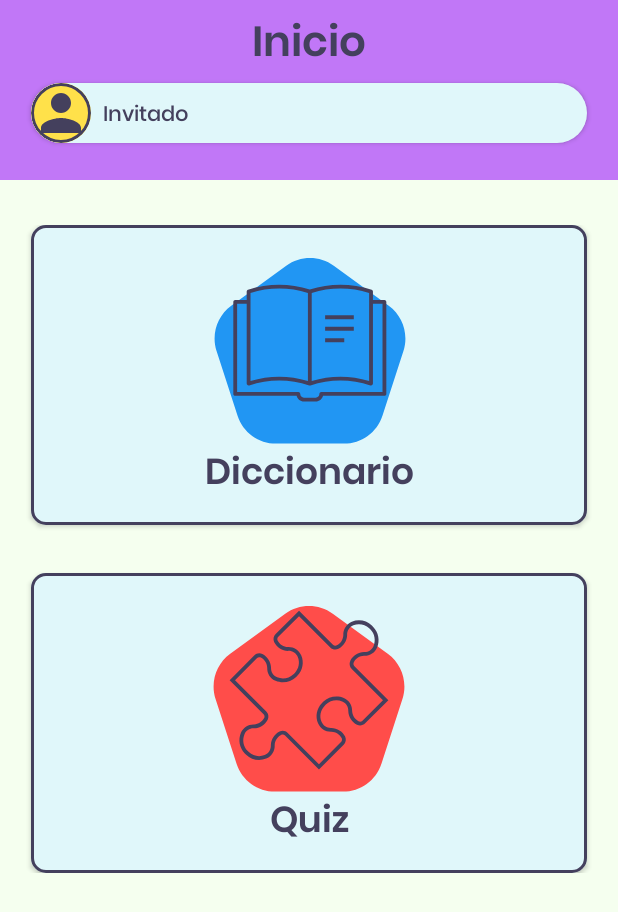
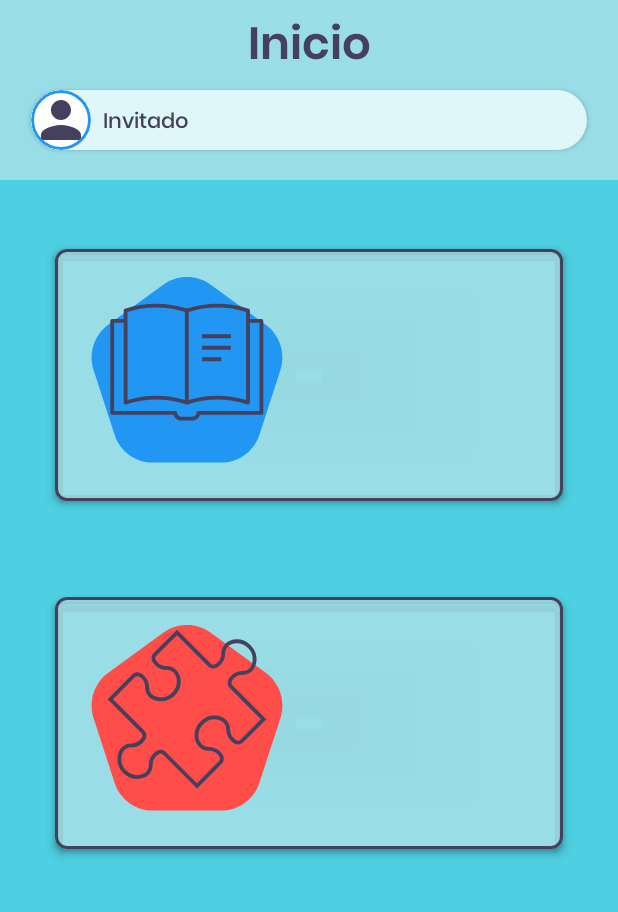
Before and after one commit to mariandev520/Signaaa, an Android app built with Jetpack Compose: the InicioUI screen opened through its navigation route, on a phone screen of 412 x 824 dp. Shown: the top 912 px of the screen. Run offline under Robolectric (Android 15) with nearby library versions, the phone set to English and light mode, and no system bars; libraries missing offline, so code that uses them is left out: ru.gildor.coroutines.

Commit message:
Cambios colores

```diff
--- a/app/src/main/java/com/xilonet/signa/view/Inicio.kt
+++ b/app/src/main/java/com/xilonet/signa/view/Inicio.kt
@@ -1,6 +1,9 @@
 package com.xilonet.signa.view
 
 import android.util.Log
+import androidx.compose.animation.core.Spring
+import androidx.compose.animation.core.animateFloatAsState
+import androidx.compose.animation.core.spring
 import androidx.compose.foundation.BorderStroke
 import androidx.compose.foundation.background
 import androidx.compose.foundation.layout.*
@@ -15,6 +18,7 @@ import androidx.compose.ui.res.stringResource
 import androidx.compose.material.Button
 import androidx.compose.foundation.Image
 import androidx.compose.foundation.border
+import androidx.compose.foundation.clickable
 import androidx.compose.foundation.lazy.LazyColumn
 import androidx.compose.foundation.shape.CircleShape
 import androidx.compose.material.MaterialTheme
@@ -25,6 +29,9 @@ import androidx.compose.material.Text
 import androidx.compose.runtime.getValue
 import androidx.compose.runtime.mutableStateOf
 import androidx.compose.runtime.remember
+import androidx.compose.runtime.setValue
+import androidx.compose.ui.draw.scale
+import androidx.compose.ui.draw.shadow
 import androidx.compose.ui.graphics.Color
 import androidx.compose.ui.graphics.ColorFilter
 import androidx.compose.ui.layout.ContentScale
@@ -37,6 +44,9 @@ import com.xilonet.signa.controller.Screen
 import com.xilonet.signa.model.HTTPUserManager
 import com.xilonet.signa.model.UserInfo
 import com.xilonet.signa.view.theme.*
+import kotlinx.coroutines.GlobalScope
+import kotlinx.coroutines.delay
+import kotlinx.coroutines.launch
 
 @Composable
 fun InicioUI(navController: NavController){
@@ -80,7 +90,7 @@ private fun FullHeader(userInfo: UserInfo?){
             .background(SignaGreen)
     ) {
         HeaderTitle(stringResource(R.string.inicio))
-        Spacer(Modifier.height(8.dp))
+        Spacer(Modifier.height(10.dp))
         val fullUserName = if(userInfo != null) {
                                 userInfo.firstName + " " + userInfo.lastName
                             } else {
@@ -112,7 +122,7 @@ private fun UserInfoBanner(
             modifier = Modifier
                 .size(40.dp)
                 .clip(CircleShape)
-                .border(2.dp, SignaDark, CircleShape),
+                .border(2.dp, SignaYellow, CircleShape),
             alignment = Alignment.CenterStart
         )
         Spacer(Modifier.width(8.dp))
@@ -126,26 +136,61 @@ private fun UserInfoBanner(
 }
 
 @Composable
-private fun InicioButton(text: String,
-                 graphicBgColor: Color,
-                 icon: Painter,
-                 onClick: () -> Unit
-){
+private fun InicioButton(
+    text: String,
+    graphicBgColor: Color,
+    icon: Painter,
+    onClick: () -> Unit
+) {
+    var isPressed by remember { mutableStateOf(false) }
+
+    val scale by animateFloatAsState(
+        targetValue = if (isPressed) 0.9f else 1f,
+        animationSpec = spring(stiffness = Spring.StiffnessLow)
+    )
+
     Button(
-        onClick = onClick,
+        onClick = {
+            onClick()
+            isPressed = true
+            // Restaurar el estado después de un breve retraso para la animación de pulsación.
+            GlobalScope.launch {
+                delay(100)
+                isPressed = false
+            }
+        },
         modifier = Modifier
             .fillMaxWidth()
-            .height(200.dp),
-        colors = ButtonDefaults.buttonColors(backgroundColor = SignaLight),
-        shape = RoundedCornerShape(10.dp),
+            .height(200.dp)
+            .padding(16.dp)
+            .shadow(4.dp, RoundedCornerShape(8.dp), clip = false),
+        shape = RoundedCornerShape(8.dp),
         border = BorderStroke(2.dp, SignaDark),
+        colors = ButtonDefaults.buttonColors(
+            backgroundColor = if (isPressed) SignaBackground else SignaGreen,
+            contentColor = Color.White
+        )
     ) {
-        Column(horizontalAlignment = Alignment.CenterHorizontally) {
+        Column(
+            modifier = Modifier
+                .fillMaxSize()
+                .padding(8.dp)
+                .clickable { onClick() }
+                .scale(scale) // Aplicar la animación de escala
+                .align(Alignment.CenterVertically)
+        ) {
             BackgroundGraphicWithLogo(icon = icon, bgColor = graphicBgColor)
-            Text(text = text, style = MaterialTheme.typography.body1, fontSize = 24.sp)
+            Spacer(modifier = Modifier.height(8.dp))
+            Text(
+                text = text,
+                style = MaterialTheme.typography.h5,
+                textAlign = TextAlign.Center,
+                modifier = Modifier.fillMaxWidth()
+            )
         }
     }
 }
+
 
 @Composable
 private fun BackgroundGraphicWithLogo(size: Dp = 128.dp,
--- a/app/src/main/java/com/xilonet/signa/view/Login.kt
+++ b/app/src/main/java/com/xilonet/signa/view/Login.kt
@@ -1,8 +1,8 @@
 package com.xilonet.signa.view
 
-import android.graphics.LinearGradient
+
 import androidx.compose.foundation.BorderStroke
-import androidx.compose.foundation.Image
+
 import androidx.compose.foundation.background
 
 import androidx.compose.foundation.border
@@ -39,6 +39,7 @@ import com.xilonet.signa.view.theme.SignaGreen
 
 import com.xilonet.signa.view.theme.SignaLight
 import com.xilonet.signa.view.theme.SignaRed
+import com.xilonet.signa.view.theme.SignaYellow
 
 import kotlinx.coroutines.CoroutineScope
 import kotlinx.coroutines.Dispatchers
@@ -47,7 +48,7 @@ import kotlinx.coroutines.launch
 @Composable
 fun LoginUI(navController: NavController) {
     val gradientColors = listOf(
-        SignaDarkaa,
+        SignaYellow,
         Color.Transparent // Cambia esto al color de fondo que desees
     )
 
@@ -67,7 +68,7 @@ fun LoginUI(navController: NavController) {
             horizontalAlignment = Alignment.CenterHorizontally
         ) {
             Spacer(Modifier.fillMaxHeight(0.18f))
-            AppNameBanner()
+
             Spacer(modifier = Modifier.weight(1f))
             LoginFieldsAndButton() { navController.navigate(Screen.Inicio.route) }
             Spacer(Modifier.fillMaxHeight(0.3f))
@@ -78,18 +79,6 @@ fun LoginUI(navController: NavController) {
 
 
 
-@Composable
-private fun AppNameBanner(){
-
-
-    Image(
-        painter = painterResource(R.drawable.login_screen_logo),
-        contentDescription = stringResource(R.string.login_screen_logo),
-        colorFilter = ColorFilter.tint(color = SignaDarka),
-        contentScale = ContentScale.FillWidth,
-        modifier = Modifier.fillMaxWidth(0.10f)
-    )
-}
 
 private lateinit var coroutineScope : CoroutineScope
 
@@ -121,7 +110,7 @@ private fun LoginFieldsAndButton(goToInicio: () -> Unit) {
         keyboardActions = KeyboardActions(onDone = { focusManager.clearFocus() }),
         label = {
             Text(
-                text = stringResource(R.string.correo),
+                text = stringResource(R.string.email),
                 fontSize = 18.sp,
                 color = Color.Gray
             )
@@ -148,7 +137,7 @@ private fun LoginFieldsAndButton(goToInicio: () -> Unit) {
         keyboardActions = KeyboardActions(onDone = { focusManager.clearFocus() }),
         label = {
             Text(
-                text = stringResource(R.string.contrasena),
+                text = stringResource(R.string.prompt_password),
                 fontSize = 18.sp,
                 color = Color.Gray
             )
--- a/app/src/main/java/com/xilonet/signa/view/theme/Color.kt
+++ b/app/src/main/java/com/xilonet/signa/view/theme/Color.kt
@@ -14,15 +14,15 @@ import androidx.compose.ui.graphics.Brush
 import androidx.compose.ui.unit.dp
 
 // Colores originales
-var SignaGreen = Color(0x889500FF)
-var SignaBackground = Color(0xFFF5FFEF)
+var SignaGreen = Color(0x9CCAE9EC)
+var SignaBackground = Color(0xFF4DD0E1)
 var SignaDark = Color(0xFF44405D)
 var SignaDarkSemiTransparent = Color(0xFF6A1B9A)
 var SignaDarkVeryTransparent = Color(0xFFBF360C)
 var SignaLight = Color(0xFFE0F7FA)
 var SignaRed = Color(0xFFFF4D4A)
 var SignaYellow = Color(0xFF2196F3)
-var SignaDarka = Color(0xFF6200EA)
+var SignaDarka = Color(0xFF9FA8DA)
 var SignaDarkaa = Color(0xFF000000)
 
 
--- a/app/src/main/java/com/xilonet/signa/view/theme/Composables.kt
+++ b/app/src/main/java/com/xilonet/signa/view/theme/Composables.kt
@@ -26,7 +26,7 @@ fun HeaderTitle(text: String){
     Column() {
         Spacer(Modifier.height(8.dp))
         Text(
-            text = text, style = MaterialTheme.typography.body1, fontSize = 28.sp,
+            text = text, style = MaterialTheme.typography.body1, fontSize = 30.sp,
             modifier = Modifier.fillMaxWidth(), textAlign = TextAlign.Center
         )
     }
--- a/app/src/main/java/com/xilonet/signa/view/theme/Type.kt
+++ b/app/src/main/java/com/xilonet/signa/view/theme/Type.kt
@@ -22,7 +22,7 @@ val Typography = Typography(
         fontFamily = Poppins,
         fontWeight = FontWeight.ExtraBold,
         fontSize = 64.sp,
-        color = SignaGreen
+        color = SignaBackground
     ),
     body1 = TextStyle(
         fontFamily = Poppins,
--- a/app/src/main/res/drawable/guest_user_profile_pic.xml
+++ b/app/src/main/res/drawable/guest_user_profile_pic.xml
@@ -5,7 +5,7 @@
     android:viewportHeight="24">
   <group>
     <path android:name="square"
-        android:fillColor="@color/signa_yellow"
+        android:fillColor="@color/signa_light"
         android:pathData="M0,0h108v108h-108z" />
     <path
         android:fillColor="@color/signa_dark"
--- a/app/src/main/res/drawable/ic_baseline_check_circle_24.xml
+++ b/app/src/main/res/drawable/ic_baseline_check_circle_24.xml
@@ -1,4 +1,4 @@
-<vector android:height="24dp" android:tint="#9EE071"
+<vector android:height="24dp" android:tint="#4285F4"
     android:viewportHeight="24" android:viewportWidth="24"
     android:width="24dp" xmlns:android="http://schemas.android.com/apk/res/android">
     <path android:fillColor="@android:color/white" android:pathData="M12,2C6.48,2 2,6.48 2,12s4.48,10 10,10 10,-4.48 10,-10S17.52,2 12,2zM10,17l-5,-5 1.41,-1.41L10,14.17l7.59,-7.59L19,8l-9,9z"/>
--- a/app/src/main/res/values/colors.xml
+++ b/app/src/main/res/values/colors.xml
@@ -1,7 +1,7 @@
 <?xml version="1.0" encoding="utf-8"?>
 <resources>
-    <color name="signa_green">#FF9FE271</color>
-    <color name="signa_background">#FFF5FFEF</color>
+    <color name="signa_green">#111210</color>
+    <color name="signa_background">#9FA8DA</color>
     <color name="signa_dark">#FF44405D</color>
     <color name="signa_light">#FFFEFEFE</color>
     <color name="signa_red">#FFFF4D4A</color>
--- a/app/src/main/res/values/strings.xml
+++ b/app/src/main/res/values/strings.xml
@@ -9,7 +9,7 @@
     <string name="invalid_username">Not a valid username</string>
     <string name="invalid_password">Password must be >5 characters</string>
     <string name="login_failed">"Login failed"</string>
-    <string name="login">Iniciar sesión</string>
+    <string name="login">Login</string>
     <string name="register">Registrarme</string>
     <string name="login_screen_logo">Logo de la aplicación</string>
     <string name="continue_as_guest">invitado</string>
@@ -24,8 +24,8 @@
     <string name="quitar_todas">QUITAR TODAS</string>
     <string name="jugar">Jugar</string>
     <string name="puntos">Puntos:</string>
-    <string name="correo">Correo</string>
-    <string name="contrasena">Contraseña</string>
+    <string name="email">Email</string>
+    <string name="Password">Contraseña</string>
     <string name="quiz_prompt">¿Cuál es esta palabra?</string>
     <string name="timeout">¡Se acabó el tiempo!</string>
     <string name="toca_para_continuar">Toca para continuar</string>
```
